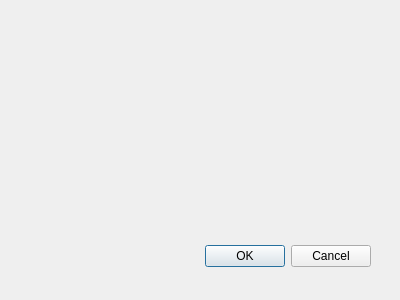
Above: map_uploader_dialog_base.ui from GISSIAH/Map-Uploader before the change. Below: the same form after it.
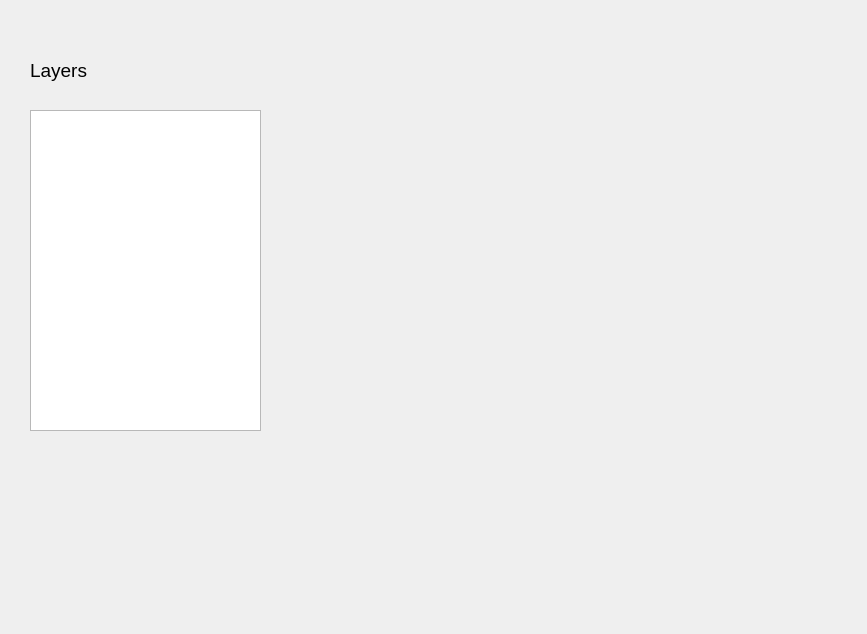
That is the form after the change.

Commit message: feat: added layerlist widget

```diff
--- a/map_uploader_dialog_base.ui
+++ b/map_uploader_dialog_base.ui
@@ -1,31 +1,48 @@
 <ui version="4.0" >
  <class>MapUploadDialogBase</class>
- <widget class="QDialog" name="MapUploadDialogBase" >
-  <property name="geometry" >
+ <widget class="QDialog" name="MapUploadDialogBase">
+  <property name="geometry">
    <rect>
     <x>0</x>
     <y>0</y>
-    <width>400</width>
-    <height>300</height>
+    <width>867</width>
+    <height>634</height>
    </rect>
   </property>
-  <property name="windowTitle" >
+  <property name="font">
+   <font>
+    <pointsize>14</pointsize>
+   </font>
+  </property>
+  <property name="windowTitle">
    <string>Map Uploader</string>
   </property>
-  <widget class="QDialogButtonBox" name="button_box" >
-   <property name="geometry" >
+  <widget class="QListWidget" name="layerList">
+   <property name="geometry">
     <rect>
      <x>30</x>
-     <y>240</y>
-     <width>341</width>
-     <height>32</height>
+     <y>110</y>
+     <width>231</width>
+     <height>321</height>
     </rect>
    </property>
-   <property name="orientation" >
-    <enum>Qt::Horizontal</enum>
+  </widget>
+  <widget class="QLabel" name="label">
+   <property name="geometry">
+    <rect>
+     <x>30</x>
+     <y>50</y>
+     <width>151</width>
+     <height>41</height>
+    </rect>
    </property>
-   <property name="standardButtons" >
-    <set>QDialogButtonBox::Cancel|QDialogButtonBox::Ok</set>
+   <property name="font">
+    <font>
+     <pointsize>14</pointsize>
+    </font>
+   </property>
+   <property name="text">
+    <string>Layers</string>
    </property>
   </widget>
  </widget>
```
Left out of the diff: 38 changed lines with no effect on the pictures. The commit also changes 7 other files.
